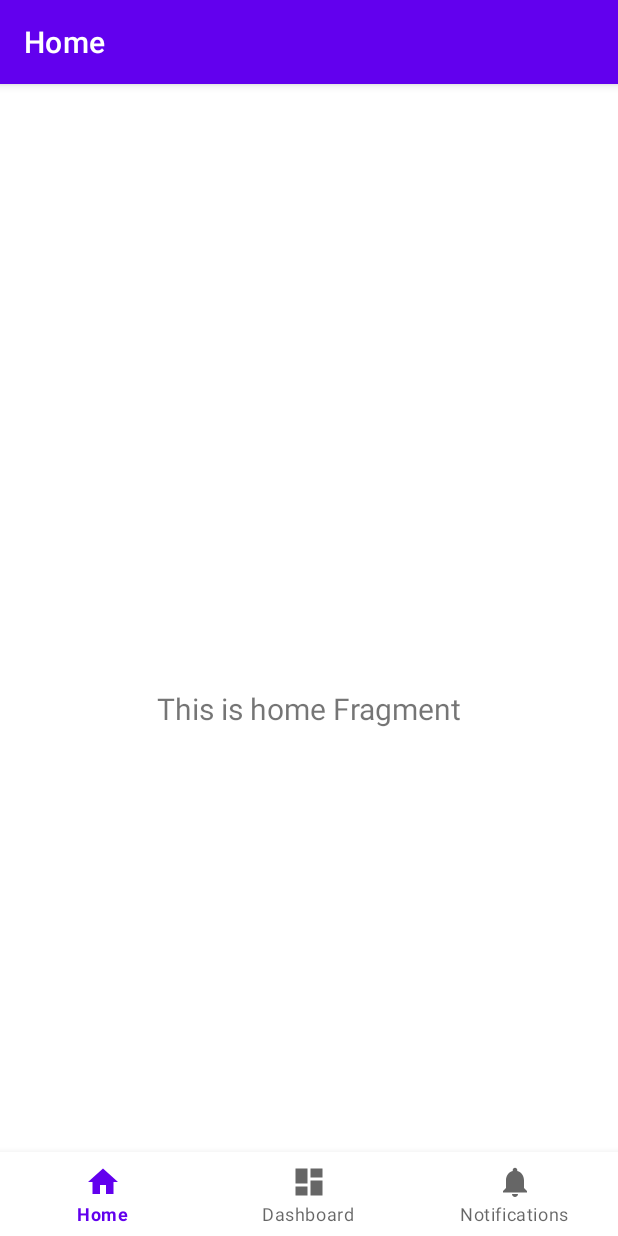
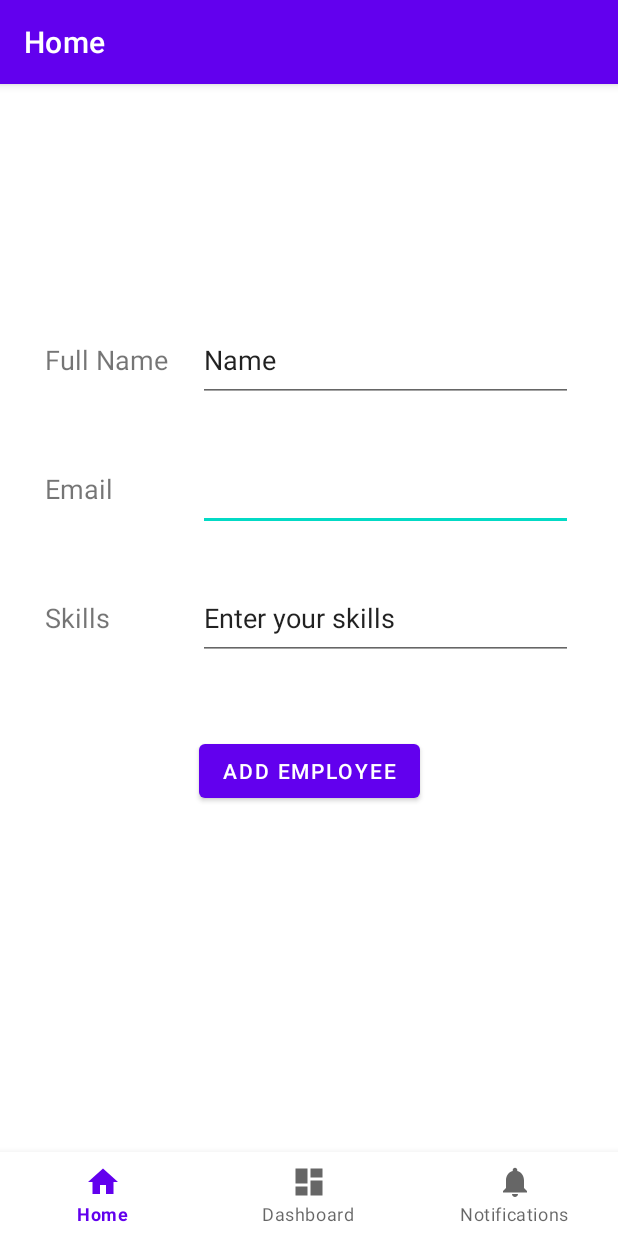
Before and after one commit to Hadia-Yehia/EmployeeData_Enozom, an Android app: the HomeFragment screen opened directly, with no data from a screen before it, on a phone screen of 412 x 824 dp. Run offline under Robolectric (Android 15) with nearby library versions, the phone set to English and light mode, and no system bars; our stand-ins replace navigation-ui.

Commit message:
adding screen ui

```diff
--- /dev/null
+++ b/app/src/main/java/com/example/employees_data/model/EmployeeModel.kt
@@ -0,0 +1,7 @@
+package com.example.employees_data.model
+
+data class EmployeeModel(var name:String) {
+    var photo :String? = null
+    var Email :String? = null
+    var Skills:ArrayList<String>? = null
+}
--- a/app/src/main/java/com/example/employees_data/ui/home/HomeFragment.kt
+++ b/app/src/main/java/com/example/employees_data/ui/home/HomeFragment.kt
@@ -8,10 +8,12 @@ import android.widget.TextView
 import androidx.fragment.app.Fragment
 import androidx.lifecycle.ViewModelProvider
 import com.example.employees_data.databinding.FragmentHomeBinding
+import com.example.employees_data.model.EmployeeModel
 
 class HomeFragment : Fragment() {
 
     private var _binding: FragmentHomeBinding? = null
+    var employee:EmployeeModel = EmployeeModel("unknown")
 
     // This property is only valid between onCreateView and
     // onDestroyView.
@@ -28,11 +30,22 @@ class HomeFragment : Fragment() {
         _binding = FragmentHomeBinding.inflate(inflater, container, false)
         val root: View = binding.root
 
-        val textView: TextView = binding.textHome
-        homeViewModel.text.observe(viewLifecycleOwner) {
-            textView.text = it
+//        val textView: TextView = binding.textHome
+//        homeViewModel.text.observe(viewLifecycleOwner) {
+//            textView.text = it
+//        }
+        return root
+    }
+
+    override fun onViewCreated(view: View, savedInstanceState: Bundle?) {
+        super.onViewCreated(view, savedInstanceState)
+        binding.addBtn.setOnClickListener {
+            employee.name = binding.nameTxt.toString()
+            employee.Email = binding.emailTxt.toString()
+//            employee.photo = binding.imgV.toString()
+//            employee.Skills = binding.autoCompleteTextView.
         }
-        return root
+
     }
 
     override fun onDestroyView() {
--- a/app/src/main/res/layout/fragment_home.xml
+++ b/app/src/main/res/layout/fragment_home.xml
@@ -7,16 +7,89 @@
     tools:context=".ui.home.HomeFragment">
 
     <TextView
-        android:id="@+id/text_home"
-        android:layout_width="match_parent"
+        android:id="@+id/textView"
+        android:layout_width="wrap_content"
         android:layout_height="wrap_content"
-        android:layout_marginStart="8dp"
-        android:layout_marginTop="8dp"
-        android:layout_marginEnd="8dp"
-        android:textAlignment="center"
-        android:textSize="20sp"
-        app:layout_constraintBottom_toBottomOf="parent"
+        android:layout_marginStart="30dp"
+        android:layout_marginTop="15dp"
+        android:text="Full Name"
+        android:textSize="18sp"
+        app:layout_constraintStart_toStartOf="parent"
+        app:layout_constraintTop_toTopOf="@+id/name_txt" />
+
+    <TextView
+        android:id="@+id/textView2"
+        android:layout_width="wrap_content"
+        android:layout_height="wrap_content"
+        android:layout_marginStart="30dp"
+        android:layout_marginTop="15dp"
+        android:text="Email"
+        android:textSize="18sp"
+        app:layout_constraintStart_toStartOf="parent"
+        app:layout_constraintTop_toTopOf="@+id/email_txt" />
+
+    <EditText
+        android:id="@+id/email_txt"
+        android:layout_width="250dp"
+        android:layout_height="56dp"
+        android:layout_marginTop="30dp"
+        android:ems="10"
+        android:inputType="textEmailAddress"
+        app:layout_constraintEnd_toEndOf="@+id/name_txt"
+        app:layout_constraintStart_toStartOf="@+id/name_txt"
+        app:layout_constraintTop_toBottomOf="@+id/name_txt" />
+
+    <EditText
+        android:id="@+id/name_txt"
+        android:layout_width="250dp"
+        android:layout_height="56dp"
+        android:layout_marginStart="20dp"
+        android:layout_marginTop="50dp"
+        android:ems="10"
+        android:inputType="textPersonName"
+        android:text="Name"
+        app:layout_constraintEnd_toEndOf="@+id/imgV"
+        app:layout_constraintStart_toEndOf="@+id/textView"
+        app:layout_constraintTop_toBottomOf="@+id/imgV" />
+
+    <ImageView
+        android:id="@+id/imgV"
+        android:layout_width="wrap_content"
+        android:layout_height="wrap_content"
+        android:layout_marginTop="50dp"
+        android:layout_marginEnd="30dp"
+        app:layout_constraintEnd_toEndOf="parent"
+        app:layout_constraintTop_toTopOf="parent"
+        tools:src="@tools:sample/avatars" />
+
+    <TextView
+        android:id="@+id/textView3"
+        android:layout_width="wrap_content"
+        android:layout_height="wrap_content"
+        android:layout_marginStart="30dp"
+        android:layout_marginTop="15dp"
+        android:text="Skills"
+        android:textSize="18sp"
+        app:layout_constraintStart_toStartOf="parent"
+        app:layout_constraintTop_toTopOf="@+id/Skills_input" />
+
+    <AutoCompleteTextView
+        android:id="@+id/Skills_input"
+        android:layout_width="250dp"
+        android:layout_height="56dp"
+        android:layout_marginTop="30dp"
+        android:text="Enter your skills"
+        app:layout_constraintEnd_toEndOf="@+id/email_txt"
+        app:layout_constraintStart_toStartOf="@+id/email_txt"
+        app:layout_constraintTop_toBottomOf="@+id/email_txt" />
+
+    <Button
+        android:id="@+id/add_btn"
+        android:layout_width="wrap_content"
+        android:layout_height="wrap_content"
+        android:layout_marginTop="50dp"
+        android:text="Add Employee"
         app:layout_constraintEnd_toEndOf="parent"
         app:layout_constraintStart_toStartOf="parent"
-        app:layout_constraintTop_toTopOf="parent" />
+        app:layout_constraintTop_toBottomOf="@+id/Skills_input" />
 </androidx.constraintlayout.widget.ConstraintLayout>
```
